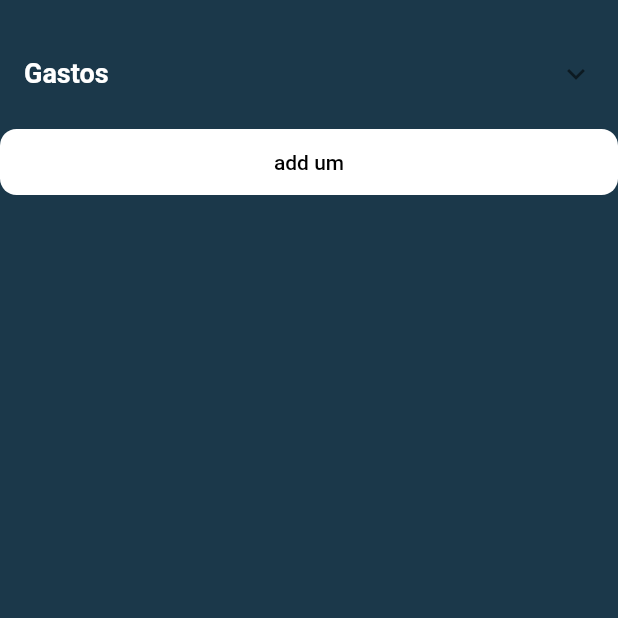
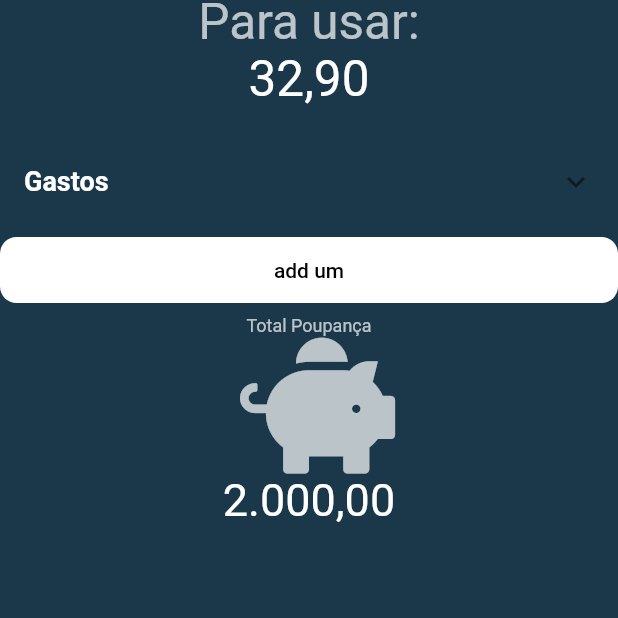
Before and after one commit to guilhermemoriggidesouza/webEconomize, a Flutter app: the Home screen opened directly, on a phone screen of 412 x 824 dp, the top half of it. Run offline on Flutter 3.47's test engine with Material 2 defaults, Android fonts, the phone set to English and light mode, and no system bars.

Commit message:
Adiciona novos itens na home page

```diff
--- /dev/null
+++ b/lib/custom/porco.dart
@@ -0,0 +1,25 @@
+/// Flutter icons Porco
+/// Copyright (C) 2020 by original authors @ fluttericon.com, fontello.com
+/// This font was generated by FlutterIcon.com, which is derived from Fontello.
+///
+/// To use this font, place it in your fonts/ directory and include the
+/// following in your pubspec.yaml
+///
+/// flutter:
+///   fonts:
+///    - family:  Porco
+///      fonts:
+///       - asset: fonts/Porco.ttf
+///
+///
+///
+import 'package:flutter/widgets.dart';
+
+class Porco {
+  Porco._();
+
+  static const _kFontFam = 'Porco';
+  static const _kFontPkg = null;
+
+  static const IconData icon_awesome_piggy_bank = IconData(0xe804, fontFamily: _kFontFam, fontPackage: _kFontPkg);
+}
--- a/lib/view/home.dart
+++ b/lib/view/home.dart
@@ -5,6 +5,7 @@ import 'package:webEconomize/controller/LoginController.dart';
 import 'package:webEconomize/controller/SalarioController.dart';
 import 'package:webEconomize/controller/sessions/SessionLogin.dart';
 import 'package:webEconomize/custom/button.dart';
+import 'package:webEconomize/custom/porco.dart';
 import 'package:webEconomize/domain/salario_detalhe.dart';
 
 class Home extends StatefulWidget {
@@ -22,11 +23,18 @@ class _HomeState extends State<Home> {
       body: Container(
         child: Column(
           children: <Widget>[
+            Text("Para usar:", style: TextStyle(color: Colors.white.withOpacity(0.7), fontSize: 33, height: 1)),
+            Text("32,90",style: TextStyle(color: Colors.white, fontSize: 33)), // Valor do provider
             SizedBox(height:20.0),
             _buildExpandableList(context),
             ButtonLabel("add um", EdgeInsets.symmetric(vertical: 8.0), EdgeInsets.symmetric(vertical: 8.0), (){
               Provider.of<SalarioController>(context, listen: false).addMaisUm(SalarioDetalhe(4, "aaa", 0.0, 0));
-            })
+            }),
+            Text("Total Poupança", style: TextStyle(color: Colors.white.withOpacity(0.7), fontSize: 12),),
+          Icon(Porco.icon_awesome_piggy_bank, size: 92, color: Colors.white.withOpacity(0.7),),
+          Text("2.000,00",style: TextStyle(
+            color: Colors.white,
+            fontSize: 30.0,) )// Valor do provider,
           ],
         ),
       ),
--- a/pubspec.yaml
+++ b/pubspec.yaml
@@ -46,3 +46,7 @@ flutter:
   - family: MetasIcons
     fonts:
     - asset: lib/fonts/metas.ttf
+
+  - family: Porco
+    fonts:
+    - asset: lib/fonts/porco.ttf
```
Also changed, not shown: lib/fonts/porco.ttf (added).
